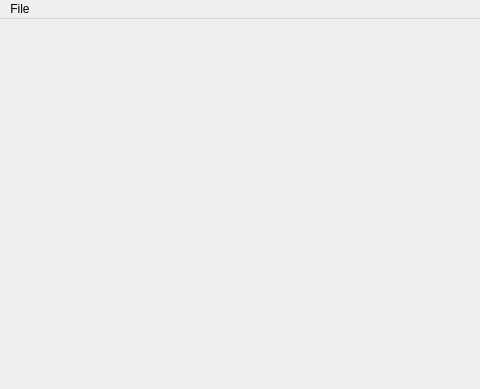
Above: src/gui/MainWindow/MainWindow.ui from xarbit/getit before the change; both pictures show x 0 to 480 and y 0 to 389 of the 800 by 600 pixel window. Below: the same form after it.
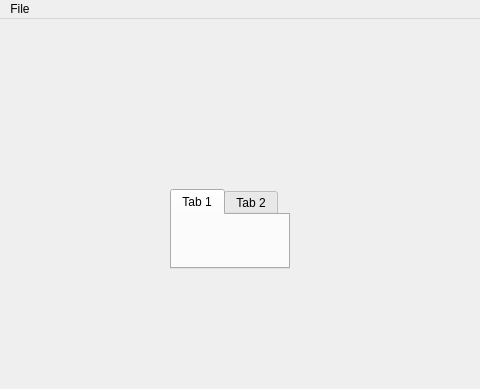
That is the form after the change.

```diff
--- a/src/gui/MainWindow/MainWindow.ui
+++ b/src/gui/MainWindow/MainWindow.ui
@@ -13,7 +13,28 @@
   <property name="windowTitle">
    <string>MainWindow</string>
   </property>
-  <widget class="QWidget" name="centralwidget"/>
+  <widget class="QWidget" name="centralwidget">
+   <widget class="QTabWidget" name="tabBodies">
+    <property name="geometry">
+     <rect>
+      <x>170</x>
+      <y>170</y>
+      <width>120</width>
+      <height>80</height>
+     </rect>
+    </property>
+    <widget class="QWidget" name="tab">
+     <attribute name="title">
+      <string>Tab 1</string>
+     </attribute>
+    </widget>
+    <widget class="QWidget" name="tab_2">
+     <attribute name="title">
+      <string>Tab 2</string>
+     </attribute>
+    </widget>
+   </widget>
+  </widget>
   <widget class="QMenuBar" name="menubar">
    <property name="geometry">
     <rect>
```
